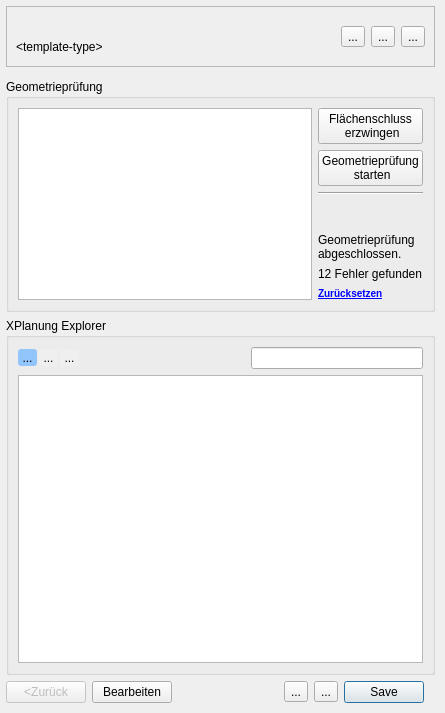
This is src/SAGisXPlanung/ui/XPlanung_plan_details.ui in nti-de/SAGisXPlanung as Qt 5 draws it before an edit. The edited form follows.
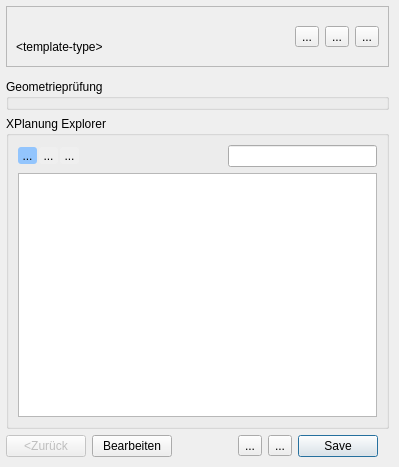
This is the edited form. Custom widgets are drawn as their Qt base class.

Commit message: redesign geometry validation

Patch:
```diff
--- a/src/SAGisXPlanung/ui/XPlanung_plan_details.ui
+++ b/src/SAGisXPlanung/ui/XPlanung_plan_details.ui
@@ -6,8 +6,8 @@
    <rect>
     <x>0</x>
     <y>0</y>
-    <width>445</width>
-    <height>713</height>
+    <width>399</width>
+    <height>467</height>
    </rect>
   </property>
   <property name="sizePolicy">
@@ -213,124 +213,12 @@
           <property name="title">
            <string>Geometrieprüfung</string>
           </property>
-          <layout class="QVBoxLayout" name="verticalLayout_8" stretch="1">
-           <item>
-            <layout class="QHBoxLayout" name="horizontalLayout_4">
-             <item>
-              <layout class="QVBoxLayout" name="verticalLayout_7" stretch="0">
-               <item>
-                <widget class="ValidationTreeView" name="validation_result_view">
-                 <property name="sizePolicy">
-                  <sizepolicy hsizetype="MinimumExpanding" vsizetype="Preferred">
-                   <horstretch>0</horstretch>
-                   <verstretch>0</verstretch>
-                  </sizepolicy>
-                 </property>
-                 <property name="frameShape">
-                  <enum>QFrame::StyledPanel</enum>
-                 </property>
-                 <property name="frameShadow">
-                  <enum>QFrame::Sunken</enum>
-                 </property>
-                </widget>
-               </item>
-              </layout>
-             </item>
-             <item>
-              <layout class="QVBoxLayout" name="verticalLayout_6">
-               <item>
-                <widget class="QPushButton" name="bFixAreas">
-                 <property name="sizePolicy">
-                  <sizepolicy hsizetype="Minimum" vsizetype="Minimum">
-                   <horstretch>0</horstretch>
-                   <verstretch>0</verstretch>
-                  </sizepolicy>
-                 </property>
-                 <property name="text">
-                  <string>Flächenschluss
- erzwingen</string>
-                 </property>
-                </widget>
-               </item>
-               <item>
-                <widget class="QPushButton" name="bValidate">
-                 <property name="sizePolicy">
-                  <sizepolicy hsizetype="Minimum" vsizetype="Minimum">
-                   <horstretch>0</horstretch>
-                   <verstretch>0</verstretch>
-                  </sizepolicy>
-                 </property>
-                 <property name="text">
-                  <string>Geometrieprüfung 
- starten</string>
-                 </property>
-                </widget>
-               </item>
-               <item>
-                <widget class="Line" name="line">
-                 <property name="orientation">
-                  <enum>Qt::Horizontal</enum>
-                 </property>
-                </widget>
-               </item>
-               <item>
-                <spacer name="verticalSpacer">
-                 <property name="orientation">
-                  <enum>Qt::Vertical</enum>
-                 </property>
-                 <property name="sizeType">
-                  <enum>QSizePolicy::MinimumExpanding</enum>
-                 </property>
-                 <property name="sizeHint" stdset="0">
-                  <size>
-                   <width>20</width>
-                   <height>10</height>
-                  </size>
-                 </property>
-                </spacer>
-               </item>
-               <item>
-                <widget class="QLabel" name="lFinished">
-                 <property name="text">
-                  <string>Geometrieprüfung  
-abgeschlossen.</string>
-                 </property>
-                </widget>
-               </item>
-               <item>
-                <widget class="QLabel" name="lErrorCount">
-                 <property name="text">
-                  <string>12 Fehler gefunden</string>
-                 </property>
-                </widget>
-               </item>
-               <item>
-                <widget class="QLabel" name="reset_label">
-                 <property name="toolTip">
-                  <string>Geometrieprüfung und markierte Geometriefehler zurücksetzen.</string>
-                 </property>
-                 <property name="styleSheet">
-                  <string notr="true">font-weight: bold; font-size: 10px;</string>
-                 </property>
-                 <property name="frameShape">
-                  <enum>QFrame::NoFrame</enum>
-                 </property>
-                 <property name="text">
-                  <string>&lt;a href=&quot;..link&quot;&gt;Zurücksetzen&lt;/a&gt;</string>
-                 </property>
-                </widget>
-               </item>
-              </layout>
-             </item>
-            </layout>
-           </item>
-          </layout>
          </widget>
         </item>
         <item>
          <widget class="QGroupBox" name="groupBox">
           <property name="sizePolicy">
-           <sizepolicy hsizetype="Preferred" vsizetype="Minimum">
+           <sizepolicy hsizetype="Preferred" vsizetype="Preferred">
             <horstretch>0</horstretch>
             <verstretch>0</verstretch>
            </sizepolicy>
@@ -338,7 +226,7 @@
           <property name="title">
            <string>XPlanung Explorer</string>
           </property>
-          <layout class="QVBoxLayout" name="verticalLayout_2" stretch="1,0">
+          <layout class="QVBoxLayout" name="verticalLayout_2" stretch="0,0">
            <item>
             <layout class="QHBoxLayout" name="horizontalLayout">
              <property name="spacing">
@@ -523,7 +411,7 @@
            <item>
             <widget class="QExplorerView" name="objectTree">
              <property name="sizePolicy">
-              <sizepolicy hsizetype="Minimum" vsizetype="Expanding">
+              <sizepolicy hsizetype="Preferred" vsizetype="MinimumExpanding">
                <horstretch>0</horstretch>
                <verstretch>0</verstretch>
               </sizepolicy>
@@ -646,11 +534,6 @@
    <header>SAGisXPlanung/gui/widgets.h</header>
    <container>1</container>
   </customwidget>
-  <customwidget>
-   <class>ValidationTreeView</class>
-   <extends>QTreeView</extends>
-   <header>SAGisXPlanung/gui/widgets/geometry_validation_view.h</header>
-  </customwidget>
   <customwidget>
    <class>ElideLabel</class>
    <extends>QLabel</extends>
```
Left out of the diff: 2 changed lines with no effect on the pictures. The commit also changes 4 other files.
